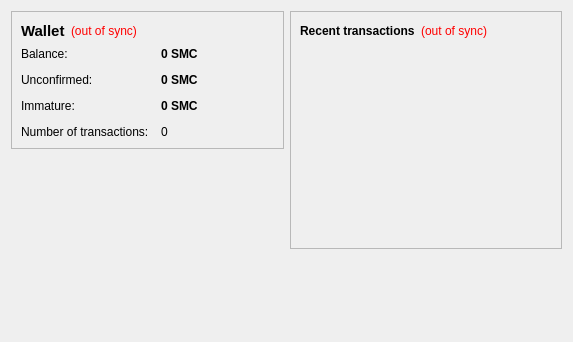
Above: src/qt/forms/overviewpage.ui from rapidminerx/LOCoin_testnet before the change. Below: the same form after it.
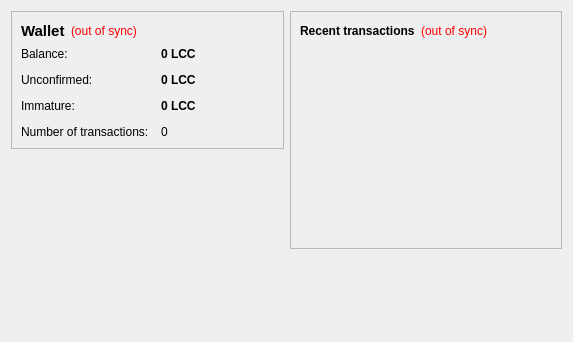
That is the form after the change.

The edit to the form file:
```diff
--- a/src/qt/forms/overviewpage.ui
+++ b/src/qt/forms/overviewpage.ui
@@ -105,7 +105,7 @@
              <string>Your current balance</string>
             </property>
             <property name="text">
-             <string notr="true">0 SMC</string>
+             <string notr="true">0 LCC</string>
             </property>
             <property name="textInteractionFlags">
              <set>Qt::LinksAccessibleByMouse|Qt::TextSelectableByKeyboard|Qt::TextSelectableByMouse</set>
@@ -134,7 +134,7 @@
              <string>Total of transactions that have yet to be confirmed, and do not yet count toward the current balance</string>
             </property>
             <property name="text">
-             <string notr="true">0 SMC</string>
+             <string notr="true">0 LCC</string>
             </property>
             <property name="textInteractionFlags">
              <set>Qt::LinksAccessibleByMouse|Qt::TextSelectableByKeyboard|Qt::TextSelectableByMouse</set>
@@ -177,7 +177,7 @@
              <string>Mined balance that has not yet matured</string>
             </property>
             <property name="text">
-             <string notr="true">0 SMC</string>
+             <string notr="true">0 LCC</string>
             </property>
             <property name="textInteractionFlags">
              <set>Qt::LinksAccessibleByMouse|Qt::TextSelectableByKeyboard|Qt::TextSelectableByMouse</set>
```
Left out of the diff: 4 changed lines with no effect on the pictures.
